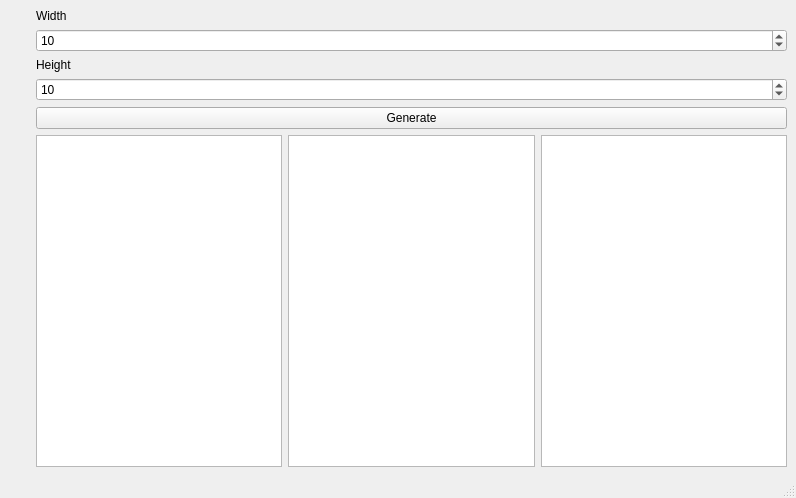
This is amazon/mainwindow.ui in fairynoxx/warehouse as Qt 5 draws it before an edit. The edited form follows.
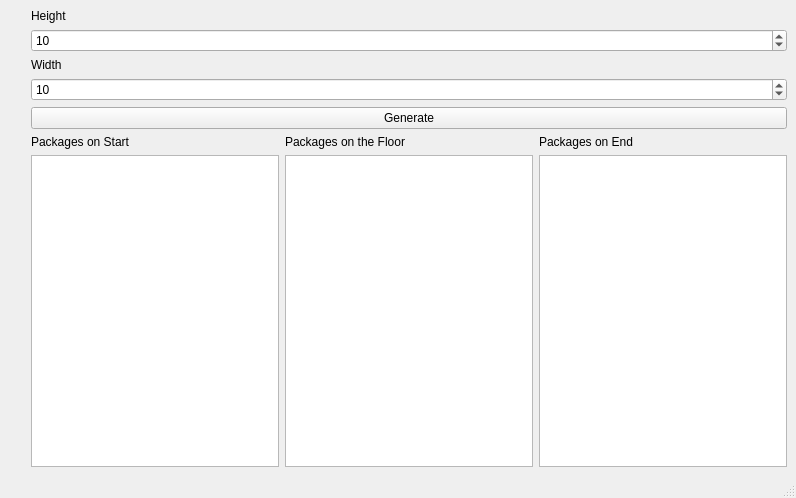
This is the edited form.

Diff of the .ui file:
```diff
--- a/amazon/mainwindow.ui
+++ b/amazon/mainwindow.ui
@@ -21,14 +21,32 @@
   </property>
   <widget class="QWidget" name="centralwidget">
    <layout class="QGridLayout" name="gridLayout">
-    <item row="0" column="3">
+    <item row="0" column="6">
+     <spacer name="horizontalSpacer">
+      <property name="orientation">
+       <enum>Qt::Horizontal</enum>
+      </property>
+      <property name="sizeHint" stdset="0">
+       <size>
+        <width>40</width>
+        <height>20</height>
+       </size>
+      </property>
+     </spacer>
+    </item>
+    <item row="0" column="1">
+     <widget class="QWidget" name="tempW" native="true"/>
+    </item>
+    <item row="0" column="10">
      <layout class="QHBoxLayout" name="horizontalLayout">
       <item>
        <layout class="QVBoxLayout" name="verticalLayout">
         <item>
+         <layout class="QVBoxLayout" name="verticalLayout_3">
+          <item>
          <widget class="QLabel" name="label_2">
           <property name="text">
-           <string>Width</string>
+             <string>Height</string>
           </property>
          </widget>
         </item>
@@ -42,7 +60,7 @@
         <item>
          <widget class="QLabel" name="label">
           <property name="text">
-           <string>Height</string>
+             <string>Width</string>
           </property>
          </widget>
         </item>
@@ -60,6 +78,33 @@
           </property>
          </widget>
         </item>
+         </layout>
+        </item>
+        <item>
+         <layout class="QHBoxLayout" name="horizontalLayout_2">
+          <item>
+           <widget class="QLabel" name="label_3">
+            <property name="text">
+             <string>Packages on Start</string>
+            </property>
+           </widget>
+          </item>
+          <item>
+           <widget class="QLabel" name="label_4">
+            <property name="text">
+             <string>Packages on the Floor</string>
+            </property>
+           </widget>
+          </item>
+          <item>
+           <widget class="QLabel" name="label_5">
+            <property name="text">
+             <string>Packages on End</string>
+            </property>
+           </widget>
+          </item>
+         </layout>
+        </item>
         <item>
          <layout class="QHBoxLayout" name="horizontalLayout_4">
           <item>
@@ -77,39 +122,6 @@
       </item>
      </layout>
     </item>
-    <item row="0" column="1">
-     <spacer name="horizontalSpacer">
-      <property name="orientation">
-       <enum>Qt::Horizontal</enum>
-      </property>
-      <property name="sizeHint" stdset="0">
-       <size>
-        <width>40</width>
-        <height>20</height>
-       </size>
-      </property>
-     </spacer>
-    </item>
-    <item row="0" column="0">
-     <layout class="QHBoxLayout" name="horizontalLayout_2">
-      <item>
-       <widget class="QWidget" name="tempW" native="true"/>
-      </item>
-     </layout>
-    </item>
-    <item row="0" column="2">
-     <spacer name="horizontalSpacer_2">
-      <property name="orientation">
-       <enum>Qt::Horizontal</enum>
-      </property>
-      <property name="sizeHint" stdset="0">
-       <size>
-        <width>40</width>
-        <height>20</height>
-       </size>
-      </property>
-     </spacer>
-    </item>
    </layout>
   </widget>
   <widget class="QStatusBar" name="statusbar"/>
```
Lines whose indentation alone changed are shown as unchanged.
